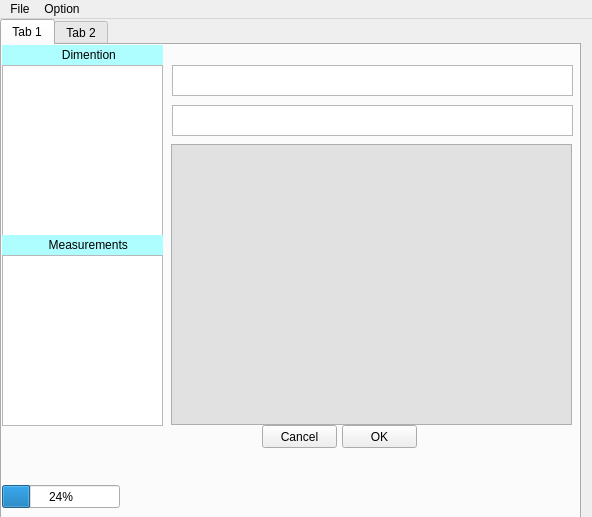
The window that asd.ui (thanawatpetchuen/PANXEL) describes before a commit, drawn with Qt 5.
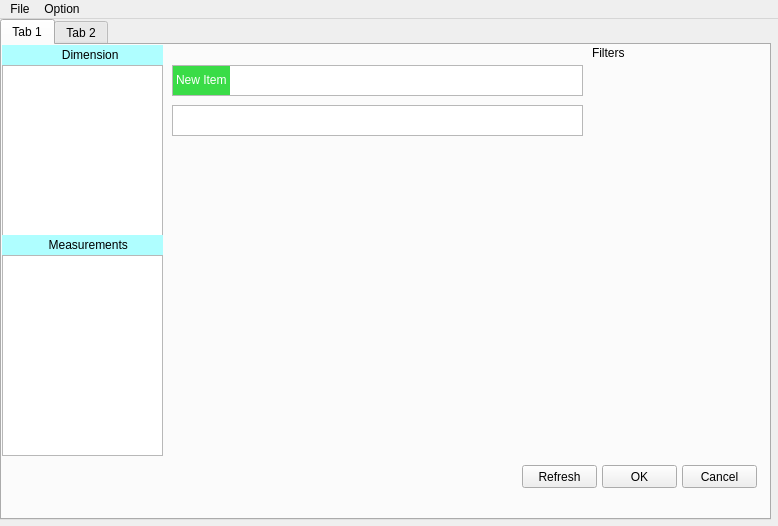
The same window after the commit.

The edit to the form file:
```diff
--- a/asd.ui
+++ b/asd.ui
@@ -6,8 +6,8 @@
    <rect>
     <x>0</x>
     <y>0</y>
-    <width>592</width>
-    <height>517</height>
+    <width>778</width>
+    <height>526</height>
    </rect>
   </property>
   <property name="windowTitle">
@@ -19,7 +19,7 @@
      <rect>
       <x>0</x>
       <y>0</y>
-      <width>581</width>
+      <width>771</width>
       <height>501</height>
      </rect>
     </property>
@@ -33,24 +33,11 @@
      <attribute name="title">
       <string>Tab 1</string>
      </attribute>
-     <widget class="QProgressBar" name="progressBar">
-      <property name="geometry">
-       <rect>
-        <x>0</x>
-        <y>440</y>
-        <width>118</width>
-        <height>23</height>
-       </rect>
-      </property>
-      <property name="value">
-       <number>24</number>
-      </property>
-     </widget>
      <widget class="QPushButton" name="pushButton">
       <property name="geometry">
        <rect>
-        <x>260</x>
-        <y>380</y>
+        <x>680</x>
+        <y>420</y>
         <width>75</width>
         <height>23</height>
        </rect>
@@ -62,8 +49,8 @@
      <widget class="QPushButton" name="pushButton_2">
       <property name="geometry">
        <rect>
-        <x>340</x>
-        <y>380</y>
+        <x>600</x>
+        <y>420</y>
         <width>75</width>
         <height>23</height>
        </rect>
@@ -77,7 +64,7 @@
        <rect>
         <x>170</x>
         <y>20</y>
-        <width>401</width>
+        <width>411</width>
         <height>31</height>
        </rect>
       </property>
@@ -102,6 +89,34 @@
       <property name="viewMode">
        <enum>QListView::ListMode</enum>
       </property>
+      <item>
+       <property name="text">
+        <string>New Item</string>
+       </property>
+       <property name="font">
+        <font>
+         <underline>false</underline>
+        </font>
+       </property>
+       <property name="background">
+        <brush brushstyle="SolidPattern">
+         <color alpha="255">
+          <red>58</red>
+          <green>220</green>
+          <blue>71</blue>
+         </color>
+        </brush>
+       </property>
+       <property name="foreground">
+        <brush brushstyle="SolidPattern">
+         <color alpha="255">
+          <red>255</red>
+          <green>255</green>
+          <blue>255</blue>
+         </color>
+        </brush>
+       </property>
+      </item>
      </widget>
      <widget class="QListWidget" name="listWidget_2">
       <property name="geometry">
@@ -125,7 +140,7 @@
         <x>0</x>
         <y>210</y>
         <width>161</width>
-        <height>171</height>
+        <height>201</height>
        </rect>
       </property>
       <property name="dragDropMode">
@@ -140,7 +155,7 @@
        <rect>
         <x>170</x>
         <y>60</y>
-        <width>401</width>
+        <width>411</width>
         <height>31</height>
        </rect>
       </property>
@@ -174,7 +189,7 @@
 alternate-background-color: rgb(169, 247, 255);</string>
       </property>
       <property name="text">
-       <string>                  Dimention</string>
+       <string>                  Dimension</string>
       </property>
      </widget>
      <widget class="QLabel" name="label_3">
@@ -196,27 +211,56 @@
        <string>              Measurements</string>
       </property>
      </widget>
-     <widget class="QFrame" name="frame">
+     <widget class="QWidget" name="widget" native="true">
       <property name="geometry">
        <rect>
-        <x>169</x>
-        <y>99</y>
-        <width>401</width>
-        <height>281</height>
+        <x>170</x>
+        <y>100</y>
+        <width>411</width>
+        <height>311</height>
        </rect>
       </property>
-      <property name="autoFillBackground">
-       <bool>false</bool>
+     </widget>
+     <widget class="QLabel" name="label_2">
+      <property name="geometry">
+       <rect>
+        <x>590</x>
+        <y>0</y>
+        <width>171</width>
+        <height>16</height>
+       </rect>
       </property>
-      <property name="styleSheet">
-       <string notr="true">background-color:rgb(225, 225, 225)</string>
+      <property name="text">
+       <string>Filters</string>
       </property>
-      <property name="frameShape">
-       <enum>QFrame::StyledPanel</enum>
+     </widget>
+     <widget class="QWidget" name="verticalLayoutWidget">
+      <property name="geometry">
+       <rect>
+        <x>590</x>
+        <y>20</y>
+        <width>171</width>
+        <height>141</height>
+       </rect>
       </property>
-      <property name="frameShadow">
-       <enum>QFrame::Raised</enum>
+      <layout class="QVBoxLayout" name="verticalLayout">
+       <item>
+        <widget class="QWidget" name="widget_2" native="true"/>
+       </item>
+      </layout>
+     </widget>
+     <widget class="QPushButton" name="pushButton_3">
+      <property name="geometry">
+       <rect>
+        <x>520</x>
+        <y>420</y>
+        <width>75</width>
+        <height>23</height>
+       </rect>
       </property>
+      <property name="text">
+       <string>Refresh</string>
+      </property>
      </widget>
     </widget>
     <widget class="QWidget" name="tab_2">
@@ -231,7 +275,7 @@
     <rect>
      <x>0</x>
      <y>0</y>
-     <width>592</width>
+     <width>778</width>
      <height>21</height>
     </rect>
    </property>
```
Left out of the diff: 13 changed lines with no effect on the pictures.
